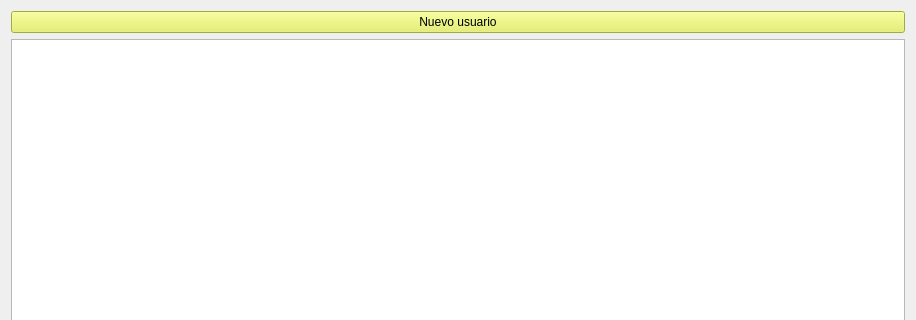
Qt form Documentacion/QtDesigner/usuario_modificar.ui (AsgardUtvt/ProyectoIntegrador1) before a commit; both pictures show x 0 to 916 and y 0 to 320 of the 916 by 472 pixel window.
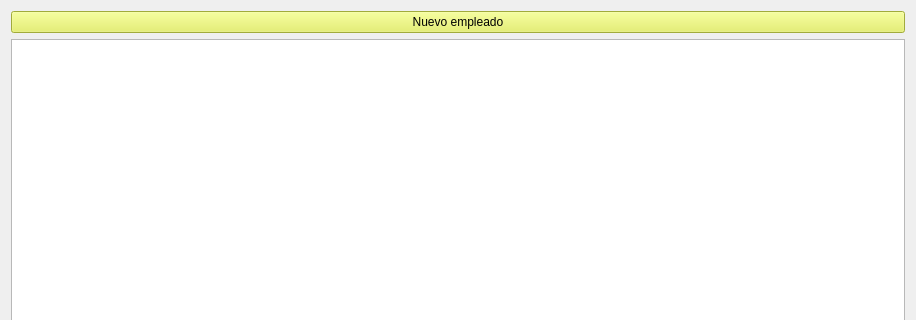
The same form after that commit.

Commit message: Consultorio con delete y generar nuevo

```diff
--- a/Documentacion/QtDesigner/usuario_modificar.ui
+++ b/Documentacion/QtDesigner/usuario_modificar.ui
@@ -22,7 +22,7 @@
 }</string>
      </property>
      <property name="text">
-      <string>Nuevo usuario</string>
+      <string>Nuevo empleado</string>
      </property>
     </widget>
    </item>
```
Left out of the diff: 2 changed lines with no effect on the pictures. The commit also changes 19 other files.
